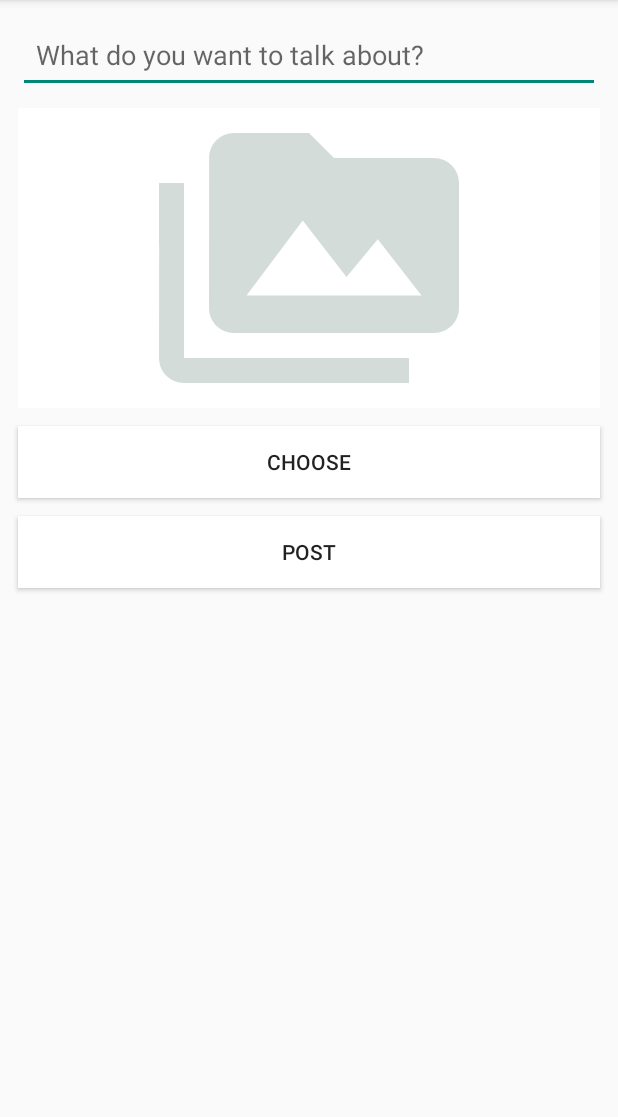
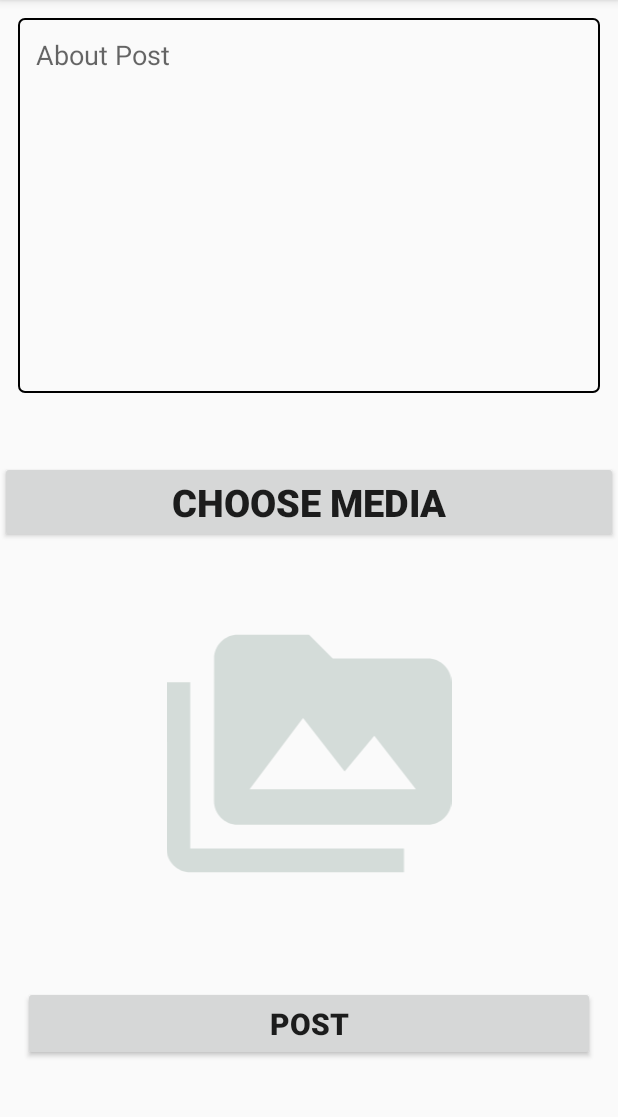
Before and after one commit to lakshaygarg128/Unbound-Social-App, an Android app: the CreatePost screen opened directly, with no data from a screen before it, on a phone screen of 412 x 824 dp, the part 84-1201 px from its top. Run offline under Robolectric (Android 15) with nearby library versions, the phone set to English and light mode, and no system bars; our stand-ins replace Firebase (no records; nobody signed in at launch, a user with empty details on screens opened directly).

Commit message:
Firebase Upload+view in recycler view DONE
On clicking post button image URL is added as a member of Post object  model.
Bug -> In every Post image is necessary

```diff
--- a/app/src/main/java/com/example/socialapp/Post_Adapter.kt
+++ b/app/src/main/java/com/example/socialapp/Post_Adapter.kt
@@ -21,6 +21,7 @@ class Post_Adapter(options: FirestoreRecyclerOptions<Post> , val listner :IPostA
         val createdAt: TextView = itemView.findViewById(R.id.createdAt)
         val likeCount: TextView = itemView.findViewById(R.id.likeCount)
         val userImage: ImageView = itemView.findViewById(R.id.userImage)
+        val postImage :ImageView = itemView.findViewById(R.id.post_image)
         val likeButton: ImageView = itemView.findViewById(R.id.likeButton)
 
     }
@@ -37,6 +38,7 @@ class Post_Adapter(options: FirestoreRecyclerOptions<Post> , val listner :IPostA
        holder.postText.text=model.text
         holder.userText.text=model.createdBy.displayname
         Glide.with(holder.userImage.context).load(model.createdBy.imageurl).circleCrop().into(holder.userImage)
+        Glide.with(holder.postImage.context).load(model.image_url).into(holder.postImage)
         holder.likeCount.text=model.likedBy.size.toString()
         holder.createdAt.text=Utils.getTimeAgo(model.createdon)
         val auth = Firebase.auth
--- a/app/src/main/java/com/example/socialapp/dao/PostDao.kt
+++ b/app/src/main/java/com/example/socialapp/dao/PostDao.kt
@@ -16,14 +16,15 @@ class PostDao {
     val db = FirebaseFirestore.getInstance()
     val postCollecction = db.collection("post")
     val CurrentAuth =Firebase.auth
-    fun addPost (text :String)
+    fun addPost (text :String,image_url :String)
     {
         val CurrentId = CurrentAuth.currentUser!!.uid
             val userdao = Usedao()
+
         GlobalScope.launch{
             var user =  userdao.getUserById(CurrentId).to(User::class.java).first.await().toObject(user::class.java)!!
             val current_time = System.currentTimeMillis()
-            val post = Post(text,user,current_time)
+            val post = Post(text,user,current_time,image_url)
             postCollecction.document().set(post)
 
         }
@@ -32,7 +33,7 @@ class PostDao {
         return postCollecction.document(id).get()
     }
     fun updatelikes(id : String){
-val currentuser = CurrentAuth.currentUser!!.uid
+        val currentuser = CurrentAuth.currentUser!!.uid
         GlobalScope.launch {
             val post = getpostbyid(id).await().toObject(Post::class.java)
             val liked=post!!.likedBy.contains(currentuser)
--- a/app/src/main/java/com/example/socialapp/model/Post.kt
+++ b/app/src/main/java/com/example/socialapp/model/Post.kt
@@ -5,4 +5,5 @@ import com.google.firebase.firestore.auth.User
 class Post (val text :String="",
             val createdBy : user = user(),
             val createdon : Long = 0L,
+            val image_url : String="",
             val likedBy :ArrayList<String> = ArrayList())
--- a/app/src/main/res/layout/activity_create_post.xml
+++ b/app/src/main/res/layout/activity_create_post.xml
@@ -5,103 +5,119 @@
     android:layout_width="match_parent"
     android:layout_height="match_parent"
     tools:context=".CreatePost">
-<!--    <EditText-->
+    <EditText
+        android:id="@+id/About_post"
+        android:layout_width="0dp"
+        android:layout_height="250dp"
+        android:hint="About Post"
+        app:layout_constraintRight_toRightOf="parent"
+        app:layout_constraintLeft_toLeftOf="parent"
+        app:layout_constraintTop_toTopOf="parent"
+        android:gravity="top"
+        android:layout_margin="12dp"
+        android:padding="12dp"
+        android:background="@drawable/edittext_shape"
+        />
+    <Button
+        android:id="@+id/choose_button"
+        android:layout_width="match_parent"
+        android:layout_height="wrap_content"
+        android:text="CHOOSE MEDIA"
+        android:textStyle="bold"
+        android:textSize="25sp"
+        app:layout_constraintTop_toBottomOf="@id/About_post"
+        app:layout_constraintRight_toRightOf="parent"
+        app:layout_constraintLeft_toLeftOf="parent"
+        app:layout_constraintBottom_toTopOf="@id/image"
+
+        />
+
+    <ImageView
+        android:id="@+id/image"
+        android:layout_width="match_parent"
+        android:layout_height="190dp"
+        android:src="@drawable/ic_baseline_perm_media_24"
+        app:layout_constraintBottom_toTopOf="@id/post"
+
+        app:layout_constraintEnd_toEndOf="parent"
+        app:layout_constraintLeft_toLeftOf="parent"
+        app:layout_constraintRight_toRightOf="parent"
+        app:layout_constraintTop_toBottomOf="@id/choose_button" />
+
+    <Button
+        android:id="@+id/post"
+        android:layout_width="0dp"
+        android:layout_height="50dp"
+        android:layout_margin="15dp"
+        android:layout_marginTop="224dp"
+        android:text="POST"
+        android:textSize="20sp"
+        android:textStyle="bold"
+        app:layout_constraintLeft_toLeftOf="parent"
+        app:layout_constraintRight_toRightOf="parent"
+        app:layout_constraintTop_toBottomOf="@id/image"
+        app:layout_constraintBottom_toBottomOf="parent"
+        />
+
+    <ProgressBar
+        android:id="@+id/progressBar"
+        style="?android:attr/progressBarStyle"
+        android:layout_width="wrap_content"
+        android:layout_height="wrap_content"
+        tools:layout_editor_absoluteX="185dp"
+        tools:layout_editor_absoluteY="221dp"
+        app:layout_constraintRight_toRightOf="parent"
+        app:layout_constraintLeft_toLeftOf="parent"
+        app:layout_constraintBottom_toBottomOf="parent"
+        app:layout_constraintTop_toTopOf="parent"
+        android:visibility="invisible"
+        />
+
+
+    <!--    <EditText-->
 <!--        android:id="@+id/About_post"-->
 <!--        android:layout_width="0dp"-->
-<!--        android:layout_height="250dp"-->
-<!--        android:hint="About Post"-->
+<!--        android:layout_height="50dp"-->
+<!--        app:layout_constraintLeft_toLeftOf="parent"-->
 <!--        app:layout_constraintRight_toRightOf="parent"-->
-<!--        app:layout_constraintLeft_toLeftOf="parent"-->
 <!--        app:layout_constraintTop_toTopOf="parent"-->
+<!--        android:hint="What do you want to talk about?"-->
 <!--        android:gravity="top"-->
 <!--        android:layout_margin="12dp"-->
-<!--        android:padding="12dp"-->
-<!--        android:background="@drawable/edittext_shape"-->
-<!--        />-->
-<!--    <Button-->
-<!--        android:id="@+id/choose_button"-->
-<!--        android:layout_width="match_parent"-->
-<!--        android:layout_height="wrap_content"-->
-<!--        android:text="CHOOSE MEDIA"-->
-<!--        android:textStyle="bold"-->
-<!--        android:textSize="25sp"-->
-<!--        app:layout_constraintTop_toBottomOf="@id/About_post"-->
-<!--        app:layout_constraintRight_toRightOf="parent"-->
-<!--        app:layout_constraintLeft_toLeftOf="parent"-->
-<!--        app:layout_constraintBottom_toTopOf="@id/image"-->
-
-<!--        />-->
+<!--        android:padding="12dp" />-->
 
 <!--    <ImageView-->
 <!--        android:id="@+id/image"-->
-<!--        android:layout_width="match_parent"-->
-<!--        android:layout_height="190dp"-->
+<!--        android:layout_width="0dp"-->
+<!--        android:layout_height="200dp"-->
+<!--        android:layout_margin="12dp"-->
+<!--        android:background="@color/white"-->
 <!--        android:src="@drawable/ic_baseline_perm_media_24"-->
-<!--        app:layout_constraintBottom_toTopOf="@id/post"-->
-
-<!--        app:layout_constraintEnd_toEndOf="parent"-->
+<!--        app:layout_constraintBottom_toBottomOf="@id/choose_button"-->
 <!--        app:layout_constraintLeft_toLeftOf="parent"-->
 <!--        app:layout_constraintRight_toRightOf="parent"-->
-<!--        app:layout_constraintTop_toBottomOf="@id/choose_button" />-->
+<!--        app:layout_constraintTop_toTopOf="@id/About_post" />-->
 
 <!--    <Button-->
-<!--        android:id="@+id/post"-->
 <!--        android:layout_width="0dp"-->
-<!--        android:layout_height="50dp"-->
-<!--        android:layout_margin="15dp"-->
-<!--        android:layout_marginTop="224dp"-->
-<!--        android:text="POST"-->
-<!--        android:textSize="20sp"-->
-<!--        android:textStyle="bold"-->
+<!--        android:id="@+id/choose_button"-->
+<!--        android:layout_height="wrap_content"-->
 <!--        app:layout_constraintLeft_toLeftOf="parent"-->
 <!--        app:layout_constraintRight_toRightOf="parent"-->
 <!--        app:layout_constraintTop_toBottomOf="@id/image"-->
-<!--        app:layout_constraintBottom_toBottomOf="parent"-->
-<!--        />-->
-    <EditText
-        android:id="@+id/About_post"
-        android:layout_width="0dp"
-        android:layout_height="50dp"
-        app:layout_constraintLeft_toLeftOf="parent"
-        app:layout_constraintRight_toRightOf="parent"
-        app:layout_constraintTop_toTopOf="parent"
-        android:hint="What do you want to talk about?"
-        android:gravity="top"
-        android:layout_margin="12dp"
-        android:padding="12dp" />
+<!--        android:layout_margin="12dp"-->
+<!--        android:text="CHOOSE"-->
+<!--        android:background="@color/white" />-->
 
-    <ImageView
-        android:id="@+id/image"
-        android:layout_width="0dp"
-        android:layout_height="200dp"
-        android:layout_margin="12dp"
-        android:background="@color/white"
-        android:src="@drawable/ic_baseline_perm_media_24"
-        app:layout_constraintBottom_toBottomOf="@id/choose_button"
-        app:layout_constraintLeft_toLeftOf="parent"
-        app:layout_constraintRight_toRightOf="parent"
-        app:layout_constraintTop_toTopOf="@id/About_post" />
-
-    <Button
-        android:layout_width="0dp"
-        android:id="@+id/choose_button"
-        android:layout_height="wrap_content"
-        app:layout_constraintLeft_toLeftOf="parent"
-        app:layout_constraintRight_toRightOf="parent"
-        app:layout_constraintTop_toBottomOf="@id/image"
-        android:layout_margin="12dp"
-        android:text="CHOOSE"
-        android:background="@color/white" />
-
-    <Button
-        android:layout_width="0dp"
-        android:id="@+id/post"
-        android:layout_height="wrap_content"
-        app:layout_constraintLeft_toLeftOf="parent"
-        app:layout_constraintRight_toRightOf="parent"
-        app:layout_constraintTop_toBottomOf="@id/choose_button"
-        android:layout_margin="12dp"
-        android:text="POST"
-        android:background="@color/white"/>
+<!--    <Button-->
+<!--        android:layout_width="0dp"-->
+<!--        android:id="@+id/post"-->
+<!--        android:layout_height="wrap_content"-->
+<!--        app:layout_constraintLeft_toLeftOf="parent"-->
+<!--        app:layout_constraintRight_toRightOf="parent"-->
+<!--        app:layout_constraintTop_toBottomOf="@id/choose_button"-->
+<!--        android:layout_margin="12dp"-->
+<!--        android:text="POST"-->
+<!--        android:background="@color/white"/>-->
 
 </androidx.constraintlayout.widget.ConstraintLayout>
```
Also changed, not shown: app/src/main/java/com/example/socialapp/CreatePost.kt (+40 -9 lines), app/src/main/res/layout/item_data.xml (+12 -1 lines).
